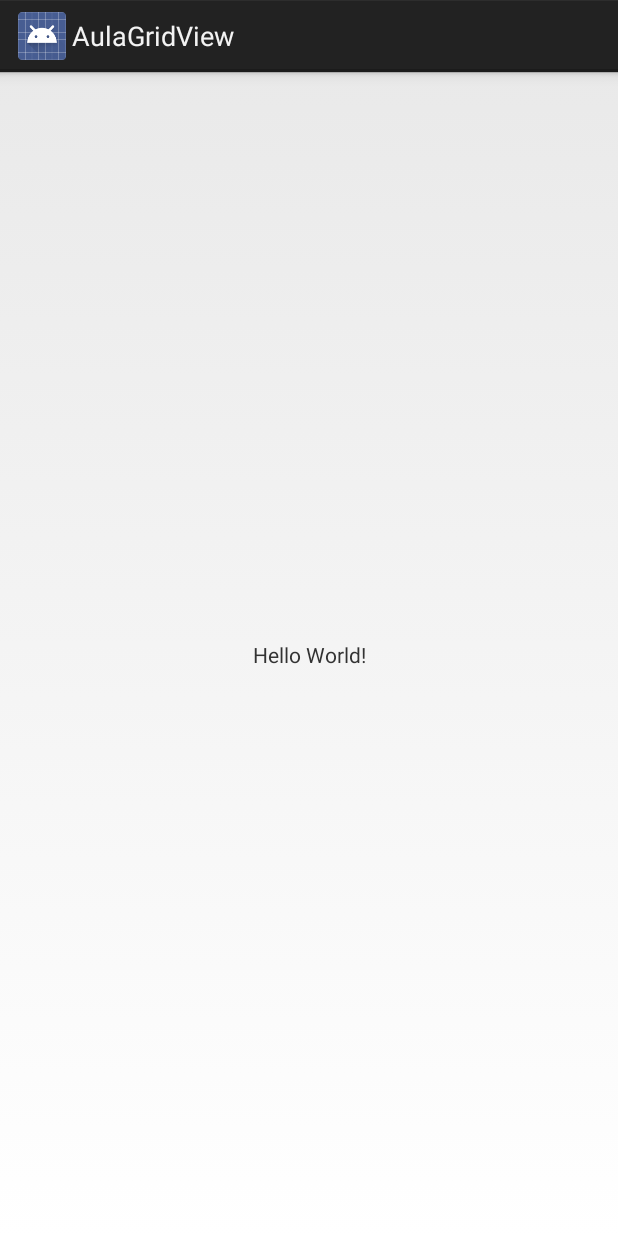
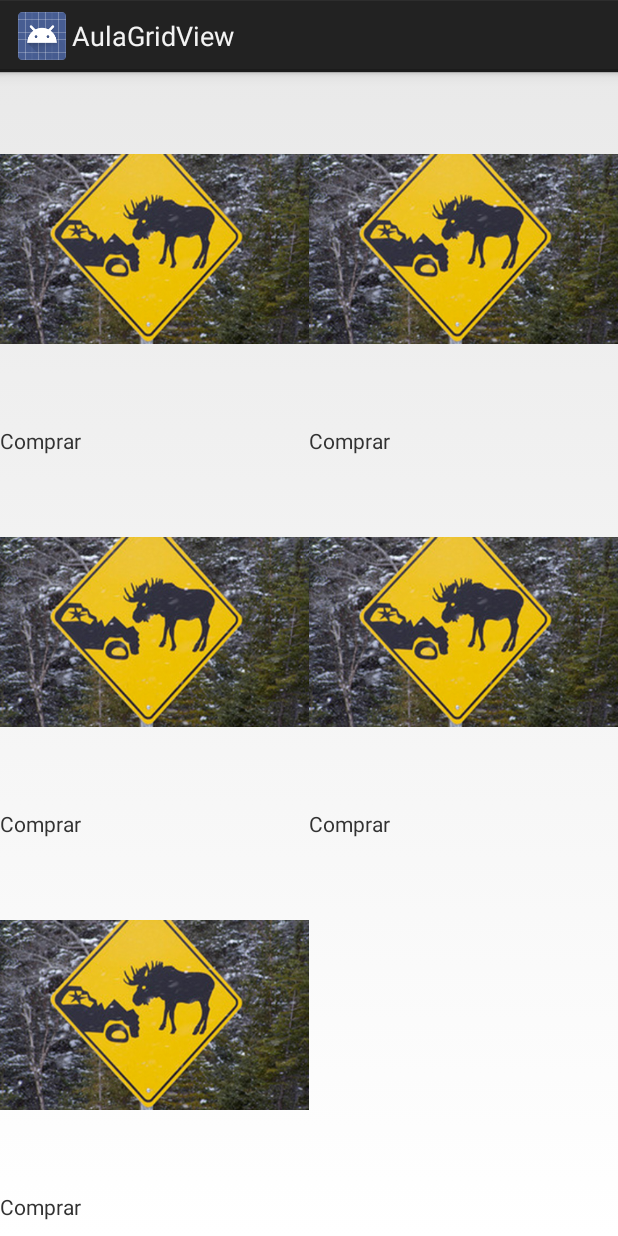
Before and after one commit to higorcp18/AndroidBCC, an Android app: the screen it shows after launch (GridViewActivity), on a phone screen of 412 x 824 dp. Run offline under Robolectric (Android 15) with nearby library versions, the phone set to English and light mode, and no system bars.

Commit message:
Added custom grid layout

```diff
--- a/AulaGridView/app/src/main/java/ucb/br/aulagridview/GridViewActivity.java
+++ b/AulaGridView/app/src/main/java/ucb/br/aulagridview/GridViewActivity.java
@@ -2,12 +2,37 @@ package ucb.br.aulagridview;
 
 import android.app.Activity;
 import android.os.Bundle;
+import android.widget.GridView;
+
+import java.util.ArrayList;
+import java.util.List;
 
 public class GridViewActivity extends Activity {
+    private List<Venda> vendas;
 
     @Override
     protected void onCreate(Bundle savedInstanceState) {
         super.onCreate(savedInstanceState);
         setContentView(R.layout.activity_grid_view);
+
+        vendas = new ArrayList<Venda>();
+
+        vendas.add( new Venda(R.drawable.texte, "teste"));
+        vendas.add( new Venda(R.drawable.texte, "teste"));
+        vendas.add( new Venda(R.drawable.texte, "teste"));
+        vendas.add( new Venda(R.drawable.texte, "teste"));
+        vendas.add( new Venda(R.drawable.texte, "teste"));
+
+
+
+
+        GridView gridView = findViewById(R.id.gridViewVenda);
+        GridViewCustom gridAdapter = new GridViewCustom(vendas,this);
+        gridView.setAdapter(gridAdapter);
+
     }
+
+
+
+
 }
--- /dev/null
+++ b/AulaGridView/app/src/main/java/ucb/br/aulagridview/GridViewCustom.java
@@ -0,0 +1,47 @@
+package ucb.br.aulagridview;
+
+
+import android.content.Context;
+import android.view.LayoutInflater;
+import android.view.View;
+import android.view.ViewGroup;
+import android.widget.BaseAdapter;
+import android.widget.ImageView;
+
+import java.util.List;
+
+public class GridViewCustom extends BaseAdapter{
+    List<Venda> vendas;
+    Context context;
+
+    public GridViewCustom(List<Venda> vendas, Context context) {
+        this.vendas = vendas;
+        this.context = context;
+    }
+
+    @Override
+    public int getCount() {
+        return vendas.size();
+    }
+
+    @Override
+    public Object getItem(int i) {
+        return null;
+    }
+
+    @Override
+    public long getItemId(int i) {
+        return 0;
+    }
+
+    @Override
+    public View getView(int i, View view, ViewGroup viewGroup) {
+
+        view = LayoutInflater.from(this.context).inflate(R.layout.grid_custom_view, null);
+
+        ImageView image = view.findViewById(R.id.imageView);
+        image.setImageResource(vendas.get(i).getImage());
+
+        return view;
+    }
+}
--- /dev/null
+++ b/AulaGridView/app/src/main/java/ucb/br/aulagridview/Venda.java
@@ -0,0 +1,27 @@
+package ucb.br.aulagridview;
+
+public class Venda {
+    private int image;
+    private String descricao;
+
+    public Venda(int image, String descricao) {
+        this.image = image;
+        this.descricao = descricao;
+    }
+
+    public int getImage() {
+        return image;
+    }
+
+    public void setImage(int image) {
+        this.image = image;
+    }
+
+    public String getDescricao() {
+        return descricao;
+    }
+
+    public void setDescricao(String descricao) {
+        this.descricao = descricao;
+    }
+}
--- a/AulaGridView/app/src/main/res/layout/activity_grid_view.xml
+++ b/AulaGridView/app/src/main/res/layout/activity_grid_view.xml
@@ -1,18 +1,17 @@
 <?xml version="1.0" encoding="utf-8"?>
-<android.support.constraint.ConstraintLayout xmlns:android="http://schemas.android.com/apk/res/android"
+<RelativeLayout xmlns:android="http://schemas.android.com/apk/res/android"
     xmlns:app="http://schemas.android.com/apk/res-auto"
     xmlns:tools="http://schemas.android.com/tools"
     android:layout_width="match_parent"
     android:layout_height="match_parent"
     tools:context=".GridViewActivity">
 
-    <TextView
+
+    <GridView
+        android:id="@+id/gridViewVenda"
         android:layout_width="wrap_content"
         android:layout_height="wrap_content"
-        android:text="Hello World!"
-        app:layout_constraintBottom_toBottomOf="parent"
-        app:layout_constraintLeft_toLeftOf="parent"
-        app:layout_constraintRight_toRightOf="parent"
-        app:layout_constraintTop_toTopOf="parent" />
+        android:numColumns="2">
+    </GridView>
 
-</android.support.constraint.ConstraintLayout>
+</RelativeLayout>
--- /dev/null
+++ b/AulaGridView/app/src/main/res/layout/grid_custom_view.xml
@@ -0,0 +1,33 @@
+<?xml version="1.0" encoding="utf-8"?>
+<LinearLayout
+    xmlns:android="http://schemas.android.com/apk/res/android"
+    xmlns:app="http://schemas.android.com/apk/res-auto"
+    xmlns:tools="http://schemas.android.com/tools"
+    android:layout_width="match_parent"
+    android:layout_height="match_parent">
+
+    <LinearLayout
+        android:orientation="vertical"
+        android:layout_width="wrap_content"
+        android:layout_height="wrap_content">
+
+
+    <ImageView
+        android:id="@+id/imageView"
+        android:layout_width="wrap_content"
+        android:layout_height="wrap_content"
+        android:src="@mipmap/ic_launcher"
+        tools:layout_editor_absoluteX="0dp"
+        tools:layout_editor_absoluteY="0dp" />
+
+    <TextView
+        android:id="@+id/textView2"
+        android:layout_width="wrap_content"
+        android:layout_height="wrap_content"
+        android:text="Comprar"
+        tools:layout_editor_absoluteX="0dp"
+        tools:layout_editor_absoluteY="72dp"
+        tools:text="Comprar" />
+
+    </LinearLayout>
+</LinearLayout>
--- a/AulaListView/app/src/main/java/ucb/br/aulalistview/MainActivity.java
+++ b/AulaListView/app/src/main/java/ucb/br/aulalistview/MainActivity.java
@@ -105,6 +105,7 @@ public class MainActivity extends Activity implements AdapterView.OnItemClickLis
 
         @Override
         public View getView(int i, View view, ViewGroup viewGroup) {
+
             view = getLayoutInflater().inflate(R.layout.listviewcell, null);
 
             ImageView imgVeiculo = view.findViewById(R.id.imageVeiculo);
```
Also changed, not shown: AulaGridView/app/src/main/res/drawable/texte.jpg (added).
